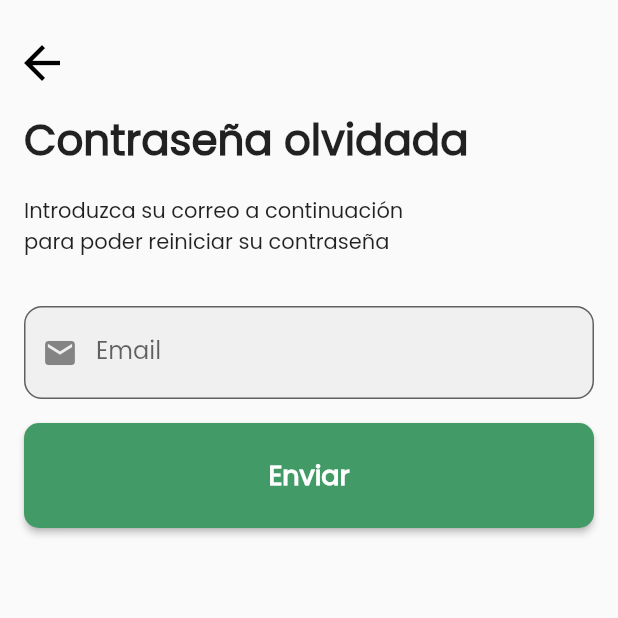
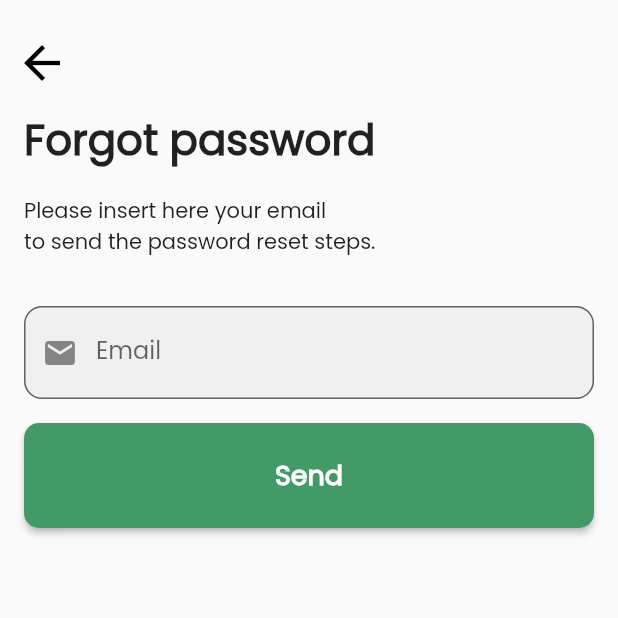
Before and after one commit to adlopezruiz/busontime-app, a Flutter app: the ForgotPasswordScreen screen opened by its route, on a phone screen of 412 x 824 dp, the top half of it. Run offline on Flutter 3.47's test engine with Material 2 defaults, Android fonts, the phone set to English and light mode, and no system bars; our stand-ins replace awesome_dialog, bloc, cloud_firestore, convex_bottom_bar, equatable, firebase_auth and 16 more; missing offline and left inert: flutter_polyline_points; accounts and stored records are empty; generated files the repository leaves out were written again; project files that could hold a hidden picture were left out.

Commit message:
Localization start

```diff
--- a/lib/features/auth/forgot_pw/forgot_password_screen.dart
+++ b/lib/features/auth/forgot_pw/forgot_password_screen.dart
@@ -1,6 +1,9 @@
+import 'dart:math';
+
 import 'package:awesome_dialog/awesome_dialog.dart';
 import 'package:bot_main_app/dependency_injection/injector.dart';
 import 'package:bot_main_app/features/auth/widgets/custom_form_input._field.dart';
+import 'package:bot_main_app/l10n/l10n.dart';
 import 'package:bot_main_app/repository/auth_repository.dart';
 import 'package:bot_main_app/ui/atoms/appbars.dart';
 import 'package:bot_main_app/ui/atoms/buttons.dart';
@@ -59,6 +62,7 @@ class _ForgotPasswordScreenState extends State<ForgotPasswordScreen> {
 
   @override
   Widget build(BuildContext context) {
+    final l10n = context.l10n;
     return Scaffold(
       appBar: AppBars.onlyWithArrowBack(arrowRoute: '/login'),
       body: Padding(
@@ -72,17 +76,17 @@ class _ForgotPasswordScreenState extends State<ForgotPasswordScreen> {
           child: ListView(
             shrinkWrap: true,
             children: [
-              const Text(
-                'Contraseña olvidada',
-                style: TextStyle(
+              Text(
+                l10n.forgotPassword,
+                style: const TextStyle(
                   fontWeight: FontWeight.bold,
                   fontSize: 28,
                 ),
               ),
 
               VerticalSpacer.regular(),
-              const Text(
-                'Introduzca su correo a continuación\npara poder reiniciar su contraseña',
+              Text(
+                l10n.resetPasswordBody,
               ),
               VerticalSpacer.double(),
               //Name input
@@ -91,10 +95,10 @@ class _ForgotPasswordScreenState extends State<ForgotPasswordScreen> {
                 onSaved: (String? value) => email = value ?? '',
                 validator: (String? value) {
                   if (value == null || value.trim().isEmpty) {
-                    return 'Email requerido';
+                    return l10n.requiredEmailFormError;
                   }
                   if (!isEmail(value.trim())) {
-                    return 'El email no es válido';
+                    return l10n.emailNotValidFormError;
                   }
                   return null;
                 },
@@ -106,9 +110,9 @@ class _ForgotPasswordScreenState extends State<ForgotPasswordScreen> {
                 height: 70,
                 width: MediaQuery.of(context).size.width,
                 onPressed: _submit,
-                content: const Text(
-                  'Enviar',
-                  style: TextStyle(
+                content: Text(
+                  l10n.buttonSendText,
+                  style: const TextStyle(
                     fontWeight: FontWeight.bold,
                     fontSize: 18,
                   ),
@@ -130,8 +134,7 @@ void showSuccessAlert(BuildContext context) {
     dialogType: DialogType.success,
     showCloseIcon: true,
     title: 'Éxito',
-    desc:
-        '¡Hemos enviado un email con las isntrucciones para reiniciar tu contraseña! ',
+    desc: context.l10n.resetEmailSent,
     btnOkOnPress: () {
       getIt<GoRouter>().go('/login');
     },
--- a/lib/l10n/arb/app_en.arb
+++ b/lib/l10n/arb/app_en.arb
@@ -1,11 +1,11 @@
 {
     "@@locale": "en",
     "counterAppBarTitle": "Counter",
-    "@counterAppBarTitle": {
-        "description": "Text shown in the AppBar of the Counter Page"
-    },
     "exampleText": "Testing",
-    "@exampleText": {
-        "description": "Example test localized"
-    }
+    "forgotPassword": "Forgot password",
+    "resetPasswordBody": "Please insert here your email\nto send the password reset steps.",
+    "requiredEmailFormError": "Email is required",
+    "emailNotValidFormError": "Email is not valid",
+    "buttonSendText" : "Send",
+    "resetEmailSent" : "We have sent you and email with the instructions to reset your password"
 }
--- a/lib/l10n/arb/app_es.arb
+++ b/lib/l10n/arb/app_es.arb
@@ -1,11 +1,11 @@
 {
     "@@locale": "es",
     "counterAppBarTitle": "Contador",
-    "@counterAppBarTitle": {
-        "description": "Texto mostrado en la AppBar de la página del contador"
-    },
     "exampleText": "Testeando",
-    "@exampleText": {
-        "description": "Texto de prueba"
-    }
+    "forgotPassword": "Contraseña olvidada",
+    "resetPasswordBody": "Reiniciar password texto",
+    "requiredEmailFormError": "Email requerido form error",
+    "emailNotValidFormError": "El email no es válido",
+    "buttonSendText" : "Enviar",
+    "resetEmailSent" : "¡Hemos enviado un email con las isntrucciones para reiniciar tu contraseña!"
 }
--- a/lib/l10n/l10n.dart
+++ b/lib/l10n/l10n.dart
@@ -1,6 +1,5 @@
 import 'package:flutter/widgets.dart';
 import 'package:flutter_gen/gen_l10n/app_localizations.dart';
-
 export 'package:flutter_gen/gen_l10n/app_localizations.dart';
 
 extension AppLocalizationsX on BuildContext {
```
